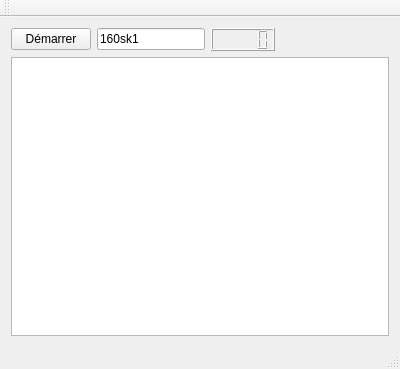
First picture: the form in mainwindow.ui, repository firedream89/kimsufi_server, before the edit.
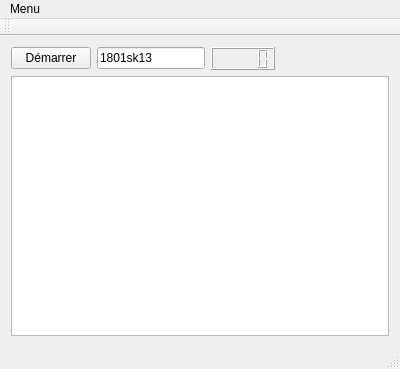
Second picture: the form after the edit.

```diff
--- a/mainwindow.ui
+++ b/mainwindow.ui
@@ -44,7 +44,7 @@
     <item row="0" column="1">
      <widget class="QLineEdit" name="eServeur">
       <property name="text">
-       <string>160sk1</string>
+       <string>1801sk13</string>
       </property>
      </widget>
     </item>
@@ -56,9 +56,18 @@
      <x>0</x>
      <y>0</y>
      <width>400</width>
-     <height>20</height>
+     <height>25</height>
     </rect>
    </property>
+   <widget class="QMenu" name="menuMenu">
+    <property name="title">
+     <string>Menu</string>
+    </property>
+    <addaction name="actionA_Propos"/>
+    <addaction name="actionA_Propos_de_Qt"/>
+    <addaction name="actionQuitter"/>
+   </widget>
+   <addaction name="menuMenu"/>
   </widget>
   <widget class="QToolBar" name="mainToolBar">
    <attribute name="toolBarArea">
```
Left out of the diff: 15 changed lines with no effect on the pictures.
